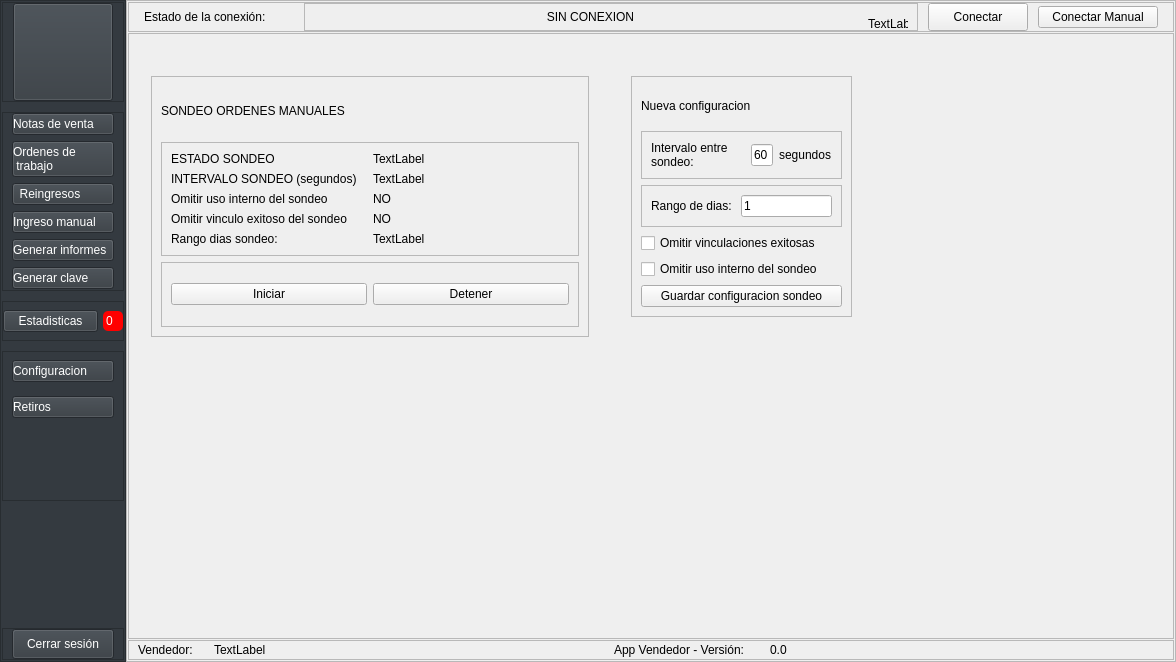
First picture: the form in app/ui/vendedor.ui, repository Huber-Ticona/SAGOT-Vendedor-nueva-interfaz, before the edit.
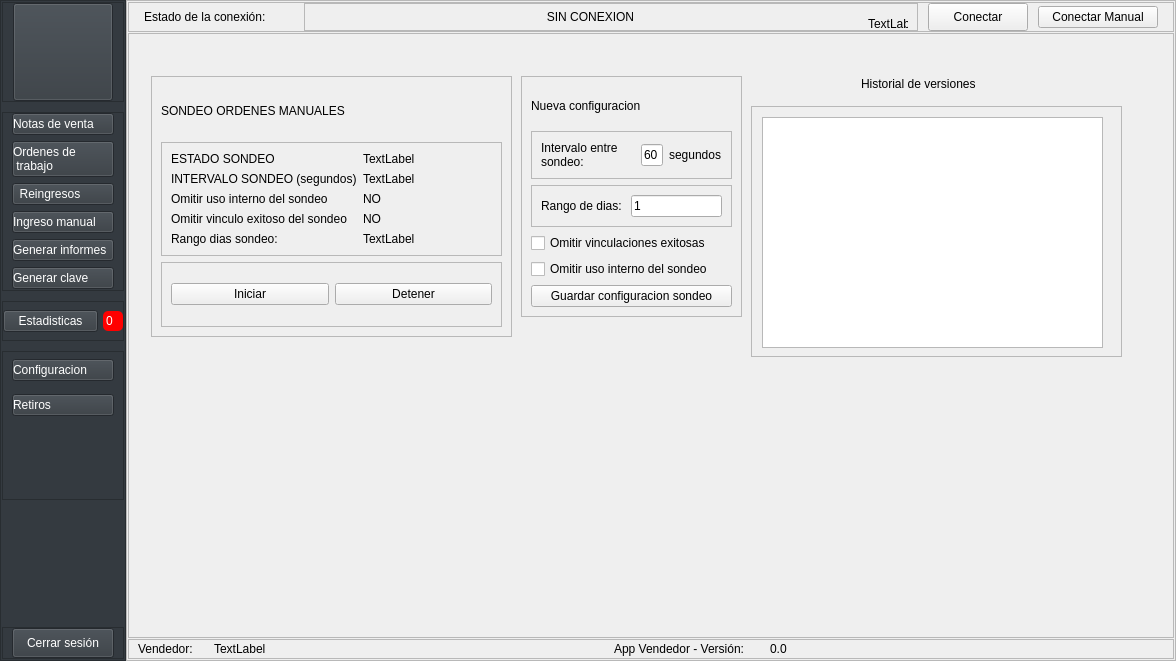
Second picture: the form after the edit. The open tabs and pages were chosen to show the change.

Commit message: v6.07 -> ver historial_versiones| v6.08 -> ver historial_versiones

```diff
--- a/app/ui/vendedor.ui
+++ b/app/ui/vendedor.ui
@@ -7,7 +7,7 @@
     <x>0</x>
     <y>0</y>
     <width>1176</width>
-    <height>662</height>
+    <height>661</height>
    </rect>
   </property>
   <property name="minimumSize">
@@ -5877,7 +5877,7 @@
                <rect>
                 <x>20</x>
                 <y>40</y>
-                <width>438</width>
+                <width>361</width>
                 <height>261</height>
                </rect>
               </property>
@@ -6032,7 +6032,7 @@
              <widget class="QFrame" name="frame_31">
               <property name="geometry">
                <rect>
-                <x>500</x>
+                <x>390</x>
                 <y>40</y>
                 <width>221</width>
                 <height>241</height>
@@ -6146,6 +6146,52 @@
                </item>
               </layout>
              </widget>
+             <widget class="QScrollArea" name="scrollArea">
+              <property name="geometry">
+               <rect>
+                <x>620</x>
+                <y>70</y>
+                <width>371</width>
+                <height>251</height>
+               </rect>
+              </property>
+              <property name="widgetResizable">
+               <bool>true</bool>
+              </property>
+              <widget class="QWidget" name="scrollAreaWidgetContents">
+               <property name="geometry">
+                <rect>
+                 <x>0</x>
+                 <y>0</y>
+                 <width>369</width>
+                 <height>249</height>
+                </rect>
+               </property>
+               <widget class="QTextEdit" name="txt_historial">
+                <property name="geometry">
+                 <rect>
+                  <x>10</x>
+                  <y>10</y>
+                  <width>341</width>
+                  <height>231</height>
+                 </rect>
+                </property>
+               </widget>
+              </widget>
+             </widget>
+             <widget class="QLabel" name="label_23">
+              <property name="geometry">
+               <rect>
+                <x>730</x>
+                <y>40</y>
+                <width>131</width>
+                <height>16</height>
+               </rect>
+              </property>
+              <property name="text">
+               <string>Historial de versiones</string>
+              </property>
+             </widget>
             </widget>
            </widget>
           </item>
```
Left out of the diff: 2 changed lines with no effect on the pictures. The commit also changes 13 other files.
